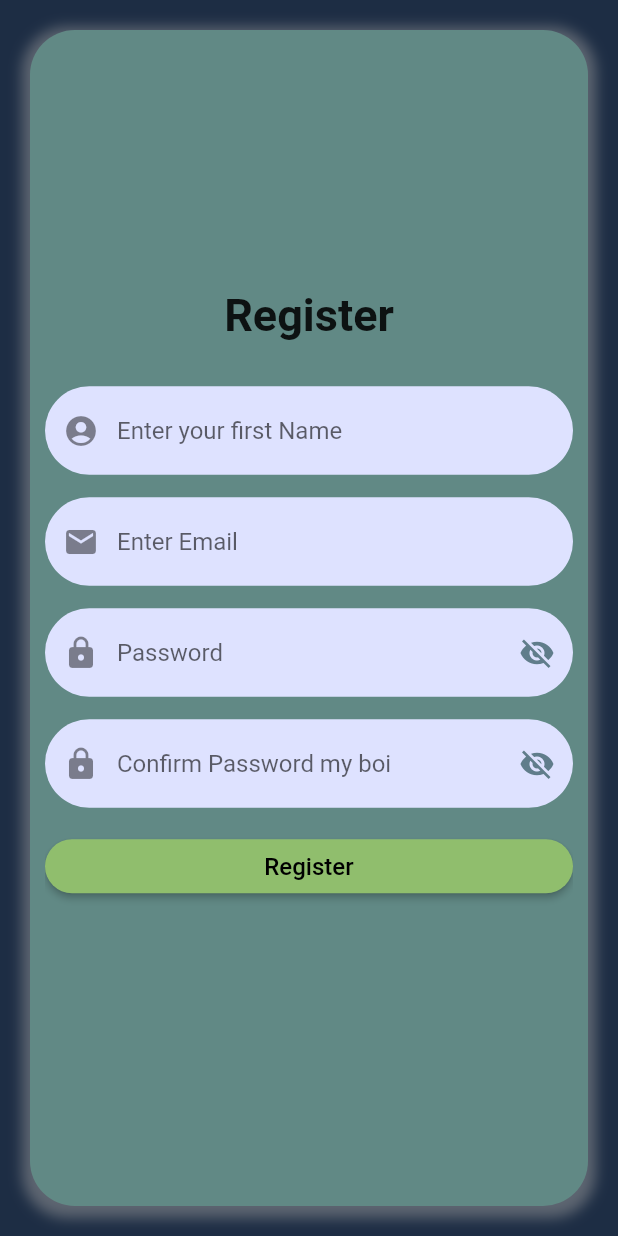
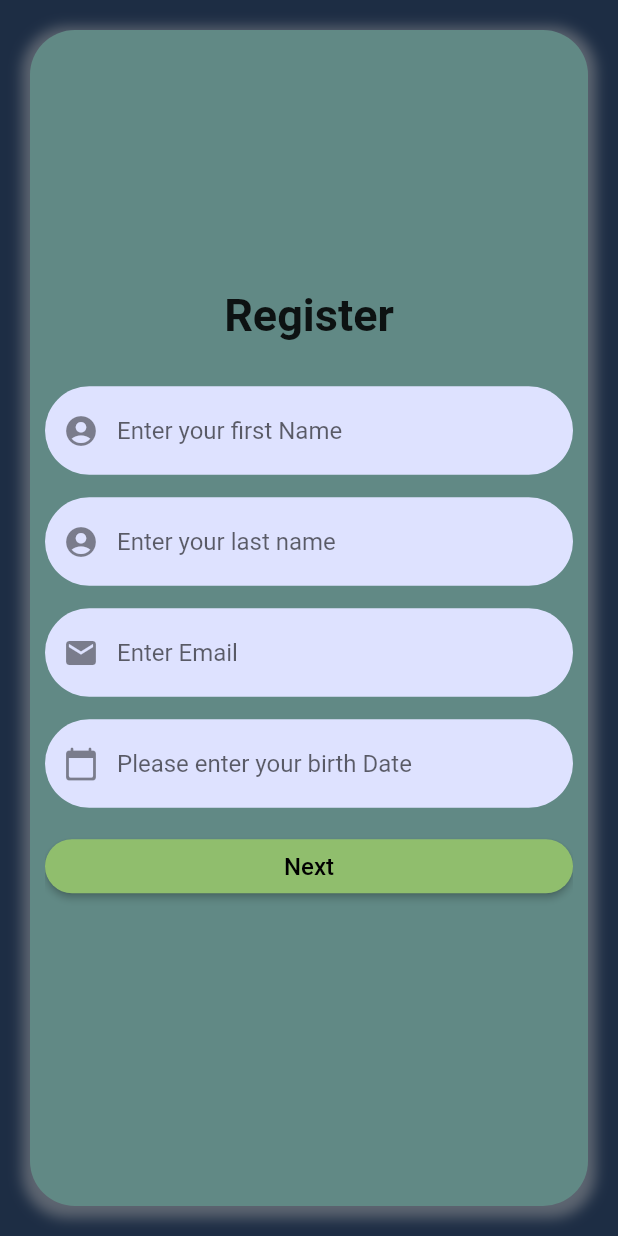
Before and after one commit to brocatz/Flutter-Mobile, a Flutter app: the screen it shows after launch, on a phone screen of 412 x 824 dp. Run offline on Flutter 3.47's test engine with Material 2 defaults, Android fonts, the phone set to English and light mode, and no system bars; our stand-ins replace animated_text_kit, badges, firebase_auth, firebase_core, flutter_spinkit, google_mobile_ads and 2 more; missing offline and left inert: credit_card, flutter_inappwebview, sign_button; accounts and stored records are empty.

Commit message:
Fix Google Ad Mob error and added back button for Register Form

```diff
--- /dev/null
+++ b/lib/changeNotifier/formNotifier.dart
@@ -0,0 +1,22 @@
+import 'package:flutter/cupertino.dart';
+
+class FormNotifier with ChangeNotifier {
+  // The controller that is Register ⇆ SignIn (Left to Rigth)
+  PageController _controller1 = new PageController(initialPage: 0);
+  // The controller that is RegisterPart1 and Register part2 ⇵ (Top to Bottom)
+  PageController _controller2 = new PageController(initialPage: 0);
+
+  PageController get getFormPageController2 => _controller2;
+  PageController get getFormPageController1 => _controller1;
+
+  void changeToRegisterPart2() {
+    _controller2.animateToPage(1,
+        duration: Duration(milliseconds: 950), curve: Curves.easeIn);
+    notifyListeners();
+  }
+
+  Future<PageController> changeToRegisterPart1() async {
+    return _controller2;
+    // notifyListeners();
+  }
+}
--- a/lib/constant/Constant.dart
+++ b/lib/constant/Constant.dart
@@ -11,6 +11,7 @@ const Color discoverMenuItemBackgroundColor =
 const Color cartTitleColor = Color(0xFFf1dca7);
 
 enum PopUpMenuOptionType { delete }
+enum Gender { male, female }
 
 /////////////////////////////////////////////////
 // Sign in form initial values for firebase   //
--- a/lib/main.dart
+++ b/lib/main.dart
@@ -1,14 +1,12 @@
 import 'package:flutter/material.dart';
-// import 'package:email_validator/email_validator.dart';
 import 'package:flutter/services.dart';
 import 'package:firebase_core/firebase_core.dart';
 import 'package:flutter_form/ads/Adstate.dart';
 import 'package:flutter_form/changeNotifier/AdNotifier.dart';
 import 'package:flutter_form/changeNotifier/cartNotifier.dart';
 import 'package:flutter_form/changeNotifier/flavorConfigNotifier.dart';
-import 'package:flutter_form/pageViews/register_screen.dart';
-import 'package:flutter_form/pageViews/register_screenPart2.dart';
-import 'package:flutter_form/pageViews/signIn_screen.dart';
+import 'package:flutter_form/changeNotifier/formNotifier.dart';
+import 'package:flutter_form/pageViews/registerAndSignInGlobalPageView.dart';
 import 'package:flutter_form/ressources/app_config.dart';
 import 'package:google_mobile_ads/google_mobile_ads.dart';
 import 'package:provider/provider.dart';
@@ -21,7 +19,7 @@ void mainEntry(FlavorConfig flavorConfig) {
   WidgetsFlutterBinding.ensureInitialized();
 
   final initFuture = MobileAds.instance.initialize();
-  final adState = AdState(initFuture);
+  //final adState = AdState(initFuture);
 
   SystemChrome.setSystemUIOverlayStyle(
       SystemUiOverlayStyle(statusBarColor: Colors.transparent));
@@ -31,7 +29,7 @@ void mainEntry(FlavorConfig flavorConfig) {
   ]);
   runApp(FormTutorial(
     flavorConfig: flavorConfig,
-    adState: adState,
+    //adState: adState,
   ));
 }
 
@@ -54,6 +52,9 @@ class FormTutorial extends StatelessWidget {
         ),
         ChangeNotifierProvider(
           create: (_) => AdNotifier(adState: adState),
+        ),
+        ChangeNotifierProvider(
+          create: (_) => FormNotifier(),
         )
       ],
       child: MaterialApp(
@@ -70,7 +71,7 @@ class FormTutorial extends StatelessWidget {
               ),
             ), */
             body: FutureBuilder(
-              future: Future.delayed(Duration(seconds: 7), () {
+              future: Future.delayed(Duration(seconds: 3), () {
                 //throw ('Custom Error');
                 return _initialization;
               }),
@@ -87,7 +88,7 @@ class FormTutorial extends StatelessWidget {
                           currentNode.unfocus();
                         }
                       },
-                      child: pageView());
+                      child: RegisterAndSignInGlobalPageView());
                 } else {
                   //return Center(child: CircularProgressIndicator());
                 }
@@ -113,53 +114,4 @@ class FormTutorial extends StatelessWidget {
           )),
     );
   }
-
-  Widget pageView() {
-    final controller = PageController(
-      initialPage: 0,
-    );
-
-    return PageView(
-      scrollDirection: Axis.horizontal,
-      controller: controller,
-      children: <Widget>[
-        PageView(
-          scrollDirection: Axis.vertical,
-          children: <Widget>[
-            _application(RegisterForm()),
-            _application(RegisterFormPart2()),
-          ],
-        ),
-        _application(SignIn())
-      ],
-    );
-  }
-
-  Widget _application(Widget customForm) {
-    return Container(
-      decoration: BoxDecoration(color: Color(0xFF1d2d44)),
-      child: SafeArea(
-        child: Container(
-          decoration: BoxDecoration(
-            color: Color(0xFF618985),
-            borderRadius: BorderRadius.all(Radius.circular(30)),
-            boxShadow: [
-              BoxShadow(
-                color: Colors.grey.withOpacity(0.5),
-                spreadRadius: 5,
-                blurRadius: 7,
-                offset: Offset(0, 3),
-              )
-            ],
-          ),
-          margin: EdgeInsets.all(20),
-          padding: EdgeInsets.only(/*top: 20 , */ left: 10, right: 10),
-          child: ClipRRect(
-            borderRadius: BorderRadius.all(Radius.circular(30)),
-            child: customForm,
-          ),
-        ),
-      ),
-    );
-  }
 }
--- /dev/null
+++ b/lib/pageViews/registerAndSignInGlobalPageView.dart
@@ -0,0 +1,79 @@
+import 'package:flutter/cupertino.dart';
+import 'package:flutter/material.dart';
+import 'package:flutter_form/changeNotifier/formNotifier.dart';
+import 'package:flutter_form/pageViews/register_screen.dart';
+import 'package:flutter_form/pageViews/register_screenPart2.dart';
+import 'package:flutter_form/pageViews/signIn_screen.dart';
+import 'package:provider/provider.dart';
+
+class RegisterAndSignInGlobalPageView extends StatelessWidget {
+  @override
+  Widget build(BuildContext context) {
+    return Consumer<FormNotifier>(
+      builder: (context, formNotifier, child) => WillPopScope(
+        onWillPop: () => onWillPop(formNotifier),
+        child: PageView(
+          controller: formNotifier.getFormPageController1,
+          scrollDirection: Axis.horizontal,
+          children: <Widget>[
+            PageView(
+              controller: formNotifier.getFormPageController2,
+              scrollDirection: Axis.vertical,
+              //physics: NeverScrollableScrollPhysics(),
+              children: <Widget>[
+                _application(RegisterForm(formNotifier: formNotifier)),
+                _application(RegisterFormPart2()),
+              ],
+            ),
+            _application(SignIn())
+          ],
+        ),
+      ),
+    );
+  }
+
+  Widget _application(Widget customForm) {
+    return Container(
+      decoration: BoxDecoration(color: Color(0xFF1d2d44)),
+      child: SafeArea(
+        child: Container(
+          decoration: BoxDecoration(
+            color: Color(0xFF618985),
+            borderRadius: BorderRadius.all(Radius.circular(30)),
+            boxShadow: [
+              BoxShadow(
+                color: Colors.grey.withOpacity(0.5),
+                spreadRadius: 5,
+                blurRadius: 7,
+                offset: Offset(0, 3),
+              )
+            ],
+          ),
+          margin: EdgeInsets.all(20),
+          padding: EdgeInsets.only(/*top: 20 , */ left: 10, right: 10),
+          child: ClipRRect(
+            borderRadius: BorderRadius.all(Radius.circular(30)),
+            child: customForm,
+          ),
+        ),
+      ),
+    );
+  }
+
+  Future<bool> onWillPop(FormNotifier formNotifier) async {
+    // If we are in the Sign in screen instead of the register
+    // Tapping on the back button will make us leave the app
+    if (formNotifier.getFormPageController1.page !=
+        formNotifier.getFormPageController1.initialPage) return true;
+    // We check if we are in the Register Part2 section of the form
+    if (formNotifier.getFormPageController2.page !=
+        formNotifier.getFormPageController2.initialPage) {
+      formNotifier.changeToRegisterPart1().then((pageController) {
+        pageController.animateToPage(0,
+            duration: Duration(milliseconds: 950), curve: Curves.easeInOut);
+      });
+      return false;
+    }
+    return true;
+  }
+}
--- a/lib/pageViews/register_screen.dart
+++ b/lib/pageViews/register_screen.dart
@@ -1,11 +1,16 @@
 import 'package:flutter/material.dart';
 import 'package:firebase_auth/firebase_auth.dart';
+import 'package:flutter_form/changeNotifier/formNotifier.dart';
 import 'package:flutter_form/constant/Constant.dart';
-import 'package:flutter_form/screens/home_screen.dart';
+import 'package:intl/intl.dart';
 
 // This is in the pageView a PageView
 // This is what the user see's when they lauch the app
+
 class RegisterForm extends StatefulWidget {
+  final FormNotifier formNotifier;
+  RegisterForm({this.formNotifier});
+
   @override
   _RegisterFormState createState() => _RegisterFormState();
 }
@@ -18,9 +23,13 @@ class _RegisterFormState extends State<RegisterForm> {
   // from Icons.visibility_off to Icons.visibility
 
   String name;
+  String lastName;
   String email;
   String password;
   String confirmPassword;
+  DateTime birthday;
+
+  // FocusNode _focusNodeBuildBirthDate;
 
   FirebaseAuth auth = FirebaseAuth.instance;
 
@@ -33,7 +42,38 @@ class _RegisterFormState extends State<RegisterForm> {
       keyboardType: TextInputType.name,
       decoration: InputDecoration(
         // labelText: 'Name'
-        hintText: 'Enter your first Name ',
+        hintText: 'Enter your first Name',
+        border: OutlineInputBorder(
+          borderRadius: BorderRadius.all(Radius.circular(30)),
+          borderSide: BorderSide.none,
+        ),
+        prefixIcon: Icon(Icons.account_circle),
+        filled: true,
+        fillColor: Color(0xFFdee2ff),
+      ),
+      onSaved: (value) {
+        name = value;
+      },
+      /* validator: (value) {
+        if (value.isEmpty) return 'Please enter some text';
+        if (!RegExp('[a-zA-z]{1}[a-zA-Z]{1,20}').hasMatch(value))
+          return 'Letters only ';
+
+        return null;
+      }, */
+    );
+  }
+
+  Widget _buildLastName() {
+    return TextFormField(
+      style: TextStyle(
+        fontSize: 16,
+      ),
+      textCapitalization: TextCapitalization.sentences,
+      keyboardType: TextInputType.name,
+      decoration: InputDecoration(
+        // labelText: 'Name'
+        hintText: 'Enter your last name',
         border: OutlineInputBorder(
           borderRadius: BorderRadius.all(Radius.circular(30)),
           borderSide: BorderSide.none,
@@ -88,92 +128,6 @@ class _RegisterFormState extends State<RegisterForm> {
     );
   }
 
-  Widget _buildPassword() {
-    return TextFormField(
-      style: TextStyle(
-        fontSize: 16,
-      ),
-      decoration: InputDecoration(
-        fillColor: Color(0xFFdee2ff),
-        filled: true,
-        hintText: 'Password',
-        prefixIcon: Icon(Icons.lock_rounded),
-        suffixIcon: IconButton(
-          color: isTextObscure ? Colors.blueGrey : Colors.blue,
-          icon: isTextObscure
-              ? Icon(Icons.visibility_off)
-              : Icon(Icons.visibility),
-          onPressed: () {
-            setState(() {
-              isTextObscure = !isTextObscure;
-            });
-          },
-        ),
-        border: OutlineInputBorder(
-          borderRadius: BorderRadius.all(Radius.circular(30)),
-          borderSide: BorderSide.none,
-        ),
-      ),
-      obscureText: isTextObscure,
-      keyboardType: TextInputType.visiblePassword,
-      /*validator: (value) {
-        if (value.isEmpty) {
-          return 'Please enter a password';
-        }
-        return null; // validation is correcg
-      }, */
-      onSaved: (value) {
-        // save the value
-        password = value;
-      },
-    );
-  }
-
-  Widget _buildConfirmPassword() {
-    return TextFormField(
-      obscureText: isConfirmTextObsure,
-      decoration: InputDecoration(
-        hintText: 'Confirm Password my boi',
-        filled: true,
-        fillColor: Color(0xFFdee2ff),
-        border: OutlineInputBorder(
-            borderRadius: BorderRadius.all(Radius.circular(30)),
-            borderSide: BorderSide.none),
-        prefixIcon: Icon(Icons.lock_rounded),
-        suffixIcon: IconButton(
-          icon: Icon(
-              isConfirmTextObsure ? Icons.visibility_off : Icons.visibility),
-          color: isConfirmTextObsure ? Colors.blueGrey : Colors.blue,
-          onPressed: () {
-            // The setState cause the componenet to Re render
-            setState(() {
-              isConfirmTextObsure = !isConfirmTextObsure;
-            });
-          },
-        ),
-      ),
-      /*validator: (value) {
-        if (value.isEmpty) return 'Please enter your password again';
-        return null;
-      },*/
-      onSaved: (value) {
-        confirmPassword = value;
-      },
-    );
-  }
-
-/*
-  Widget _buildBirthDay() {
-    return TextFormField(
-      decoration: InputDecoration.collapsed(hintText: 'Enter your birthday'),
-      textCapitalization: TextCapitalization.sentences,
-      keyboardType: TextInputType.datetime,
-      validator: (value) {
-        return null;
-      },
-    );
-
-*/
   Widget _submit() {
     return ElevatedButton(
       style: ButtonStyle(
@@ -183,7 +137,7 @@ class _RegisterFormState extends State<RegisterForm> {
             borderRadius: BorderRadius.all(Radius.circular(30)),
           ))),
       child: Text(
-        'Register',
+        'Next',
         style: TextStyle(
           fontSize: 16.0,
           color: Colors.black,
@@ -194,36 +148,60 @@ class _RegisterFormState extends State<RegisterForm> {
         _formKey.currentState
             .save(); // Saved all the elements with the onsave method
         print('Saved');
-        // Register the user
-        try {
-          UserCredential userCredential = await FirebaseAuth.instance
-              .createUserWithEmailAndPassword(email: email, password: password);
-          // If the operation succeed register the user on our database
-          // Then see if there is a user and then use the Navigator.push();
-          FirebaseAuth.instance.authStateChanges().listen((User user) {
-            if (user != null) {
-              // Update  the display name then push data
-              user.updateProfile(
-                displayName: name,
-              );
-              Navigator.push(
-                context,
-                MaterialPageRoute(builder: (_) {
-                  return HomePage();
-                }),
-              );
-            } else {
-              print('An error Occuried when registering');
-            }
+        this.widget.formNotifier.changeToRegisterPart2();
+        // Change the pageView
+      },
+    );
+  }
+
+  Widget _buildBirthDate() {
+    return TextFormField(
+      controller: TextEditingController(
+          text: (birthday != null)
+              ? DateFormat('yyyy-MM-dd').format(birthday)
+              : ''),
+      onTap: () async {
+        showDatePicker(
+                context: context,
+                initialDate: (birthday == null) ? DateTime.now() : birthday,
+                firstDate: DateTime(1950),
+                lastDate: DateTime.now())
+            .then((value) {
+          setState(() {
+            birthday = value;
           });
-        } on FirebaseAuthException catch (e) {
-          if (e.code == 'weak-password') {
-            print('Password is too weak');
-          } else if (e.code == 'email-already-in-use') {
-            print('The account already exist for that email');
-          }
-        }
+        });
       },
+      validator: (value) {
+        if (value.isEmpty) return ' Please enter a date ';
+        if (DateTime.tryParse(value) == null) return 'Please enter a valide';
+        return null; // No error
+      },
+      showCursor: false, // Hides the keyboard
+      readOnly: true, // Hides the keyboard
+      //focusNode: _focusNodeBuildBirthDate,
+      keyboardType: TextInputType.numberWithOptions(),
+      style: TextStyle(fontSize: 16),
+      decoration: InputDecoration(
+        hintText: "Please enter your birth Date",
+        fillColor: Color(0xFFdee2ff),
+        filled: true,
+        prefixIcon: Icon(Icons.calendar_today_rounded),
+        border: OutlineInputBorder(
+          borderSide: BorderSide.none,
+          borderRadius: BorderRadius.all(
+            Radius.circular(30),
+          ),
+        ),
+        // errorStyle: TextStyle(
+        //   backgroundColor: Colors.red,
+        //   color: Colors.white60,
+        // ),
+        // errorBorder: OutlineInputBorder(
+        //   borderSide: BorderSide.none,
+        //   borderRadius: BorderRadius.all(Radius.circular(30)),
+        // ),
+      ),
     );
   }
 
@@ -247,13 +225,16 @@ class _RegisterFormState extends State<RegisterForm> {
             SizedBox(height: 15),
             _buildName(),
             SizedBox(height: 15),
+            _buildLastName(),
+            SizedBox(height: 15),
             _buildEmail(),
             SizedBox(height: 15),
-            _buildPassword(),
+            // _buildPassword(),
+            // SizedBox(height: 15),
+            // _buildConfirmPassword(),
+            _buildBirthDate(),
             SizedBox(height: 15),
-            _buildConfirmPassword(),
-            SizedBox(height: 15),
-            _submit(),
+            _submit(), // Next Button
             SizedBox(height: 30)
           ],
         ),
--- a/pubspec.yaml
+++ b/pubspec.yaml
@@ -45,6 +45,7 @@ dependencies:
   flutter_spinkit: ^5.0.0
   animated_text_kit: ^4.2.1
   flutter_inappwebview: ^5.3.2
+  toggle_switch: ^0.1.9
 
 
   # The following adds the Cupertino Icons font to your application.
@@ -56,7 +57,7 @@ dev_dependencies:
     sdk: flutter
   build_runner: ^2.0.2
   json_serializable: ^4.1.1
-  dapackages: ^1.6.0
+  #dapackages: ^1.6.0
 
 # For information on the generic Dart part of this file, see the
 # following page: https://dart.dev/tools/pub/pubspec
```
Also changed, not shown: lib/pageViews/register_screenPart2.dart (+57 -75 lines), pubspec.lock, 1 other file.
